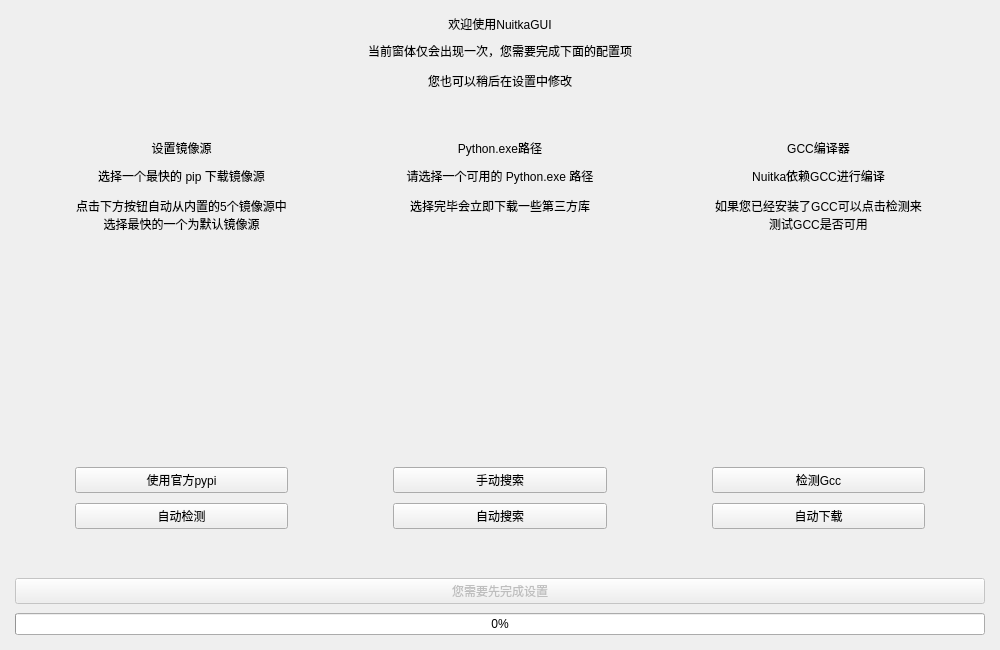
Old version of the form ui/welcome_page_fluent.ui in the repository 271374667/NuitkaGUI.
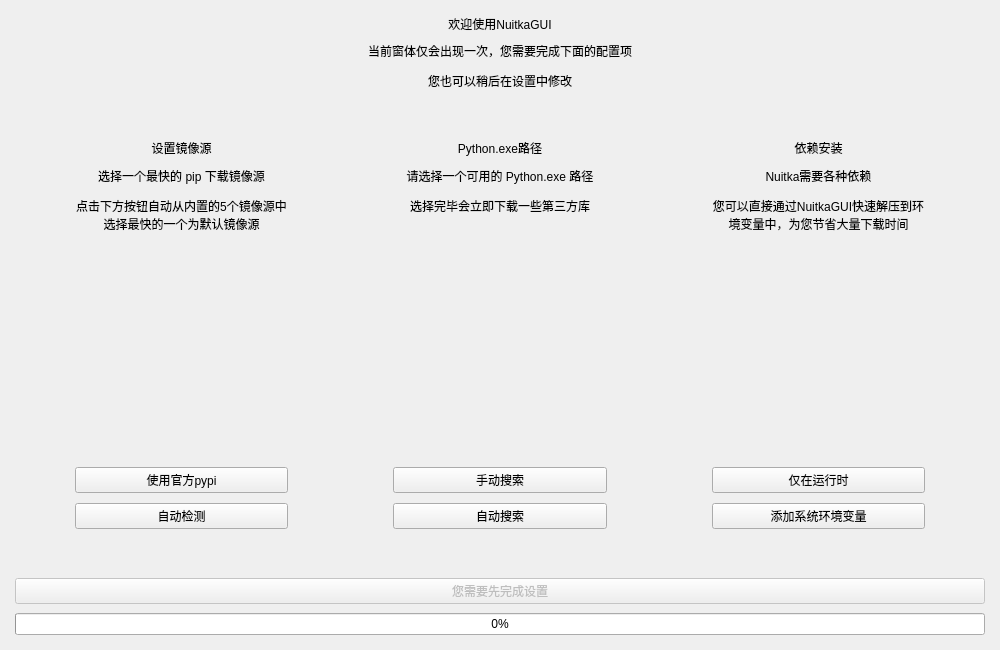
New version of the form. Custom widgets are drawn as their Qt base class.

Commit message: ✨ feat(Ui_welcome_page_fluent.py, welcome_view.py, welcome_page_fluent.ui)：重命名按钮并添加新功能 ♻️ refactor(Ui_welcome_page_fluent.py)：将PushButton1重命名为finishedBtn并更新相关逻辑 📝 docs(welcome_view.py)：添加注释以提高代码可读性 📝 docs(welcome_page_fluent.ui)：更新UI文本以更好地反映功能

What changed in the file:
```diff
--- a/ui/welcome_page_fluent.ui
+++ b/ui/welcome_page_fluent.ui
@@ -346,7 +346,7 @@
            </size>
           </property>
           <property name="text">
-           <string>GCC编译器</string>
+           <string>依赖安装</string>
           </property>
           <property name="alignment">
            <set>Qt::AlignHCenter|Qt::AlignTop</set>
@@ -365,7 +365,7 @@
            </sizepolicy>
           </property>
           <property name="text">
-           <string>&lt;html&gt;&lt;head/&gt;&lt;body&gt;&lt;p&gt;Nuitka依赖GCC进行编译&lt;/p&gt;&lt;p&gt;如果您已经安装了GCC可以点击检测来测试GCC是否可用&lt;/p&gt;&lt;/body&gt;&lt;/html&gt;</string>
+           <string>&lt;html&gt;&lt;head/&gt;&lt;body&gt;&lt;p&gt;Nuitka需要各种依赖&lt;/p&gt;&lt;p&gt;您可以直接通过NuitkaGUI快速解压到环境变量中，为您节省大量下载时间&lt;/p&gt;&lt;/body&gt;&lt;/html&gt;</string>
           </property>
           <property name="alignment">
            <set>Qt::AlignCenter</set>
@@ -398,14 +398,14 @@
         <item>
          <widget class="PushButton" name="PushButton_2">
           <property name="text">
-           <string>检测Gcc</string>
+           <string>仅在运行时</string>
           </property>
          </widget>
         </item>
         <item>
          <widget class="PrimaryPushButton" name="PrimaryPushButton_2">
           <property name="text">
-           <string>自动下载</string>
+           <string>添加系统环境变量</string>
           </property>
          </widget>
         </item>
@@ -415,7 +415,7 @@
     </layout>
    </item>
    <item>
-    <widget class="PushButton" name="PushButton">
+    <widget class="PushButton" name="finishedBtn">
      <property name="enabled">
       <bool>false</bool>
      </property>
@@ -457,14 +457,9 @@
    <extends>QPushButton</extends>
    <header>qfluentwidgets</header>
   </customwidget>
-  <customwidget>
-   <class>PushButton</class>
-   <extends>PrimaryPushButton</extends>
-   <header>qfluentwidgets</header>
-  </customwidget>
   <customwidget>
    <class>PrimaryPushButton</class>
-   <extends>QPushButton</extends>
+   <extends>PushButton</extends>
    <header>qfluentwidgets</header>
   </customwidget>
   <customwidget>
```
Left out of the diff: 6 changed lines with no effect on the pictures. The commit also changes 2 other files.
